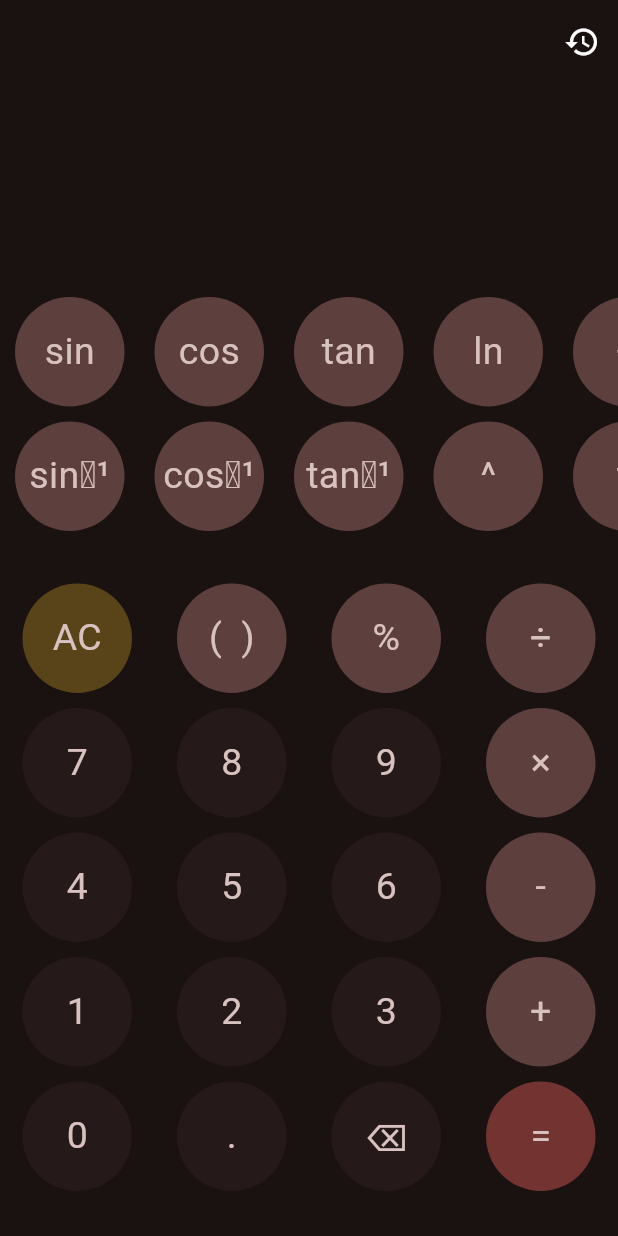
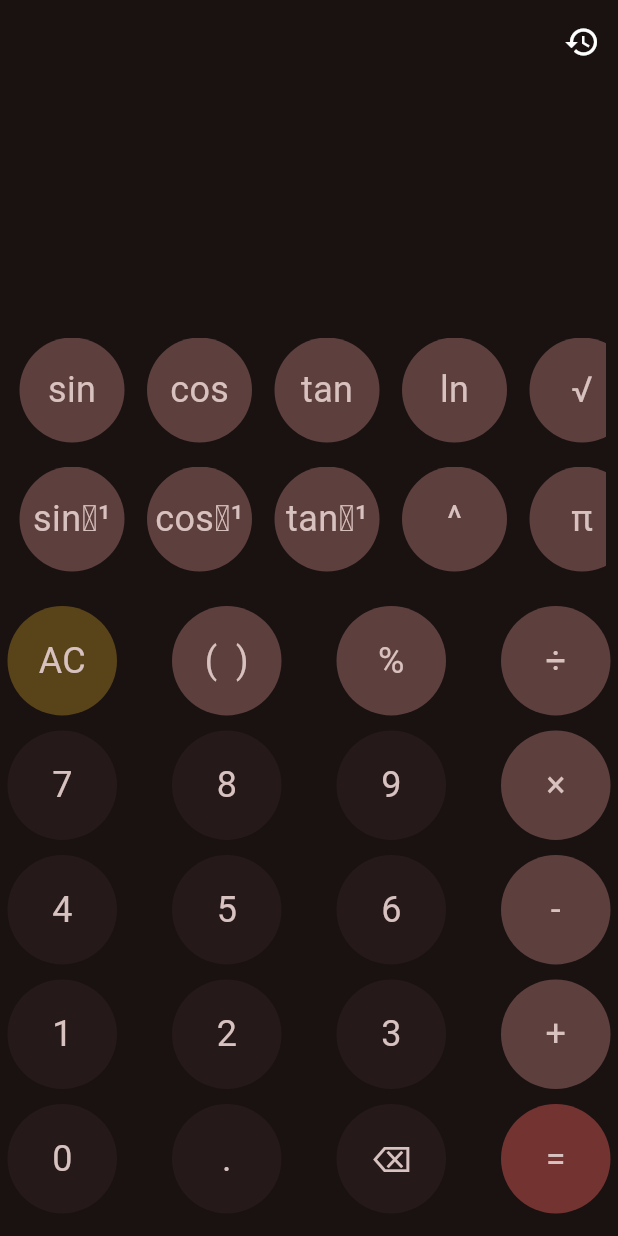
Before and after one commit to Abhinav-45/calculator, a Flutter app: the screen it shows after launch, on a phone screen of 412 x 824 dp. Run offline on Flutter 3.47's test engine with Material 3 defaults, Android fonts, the phone set to English and light mode, and no system bars; our stand-ins replace cloud_firestore, device_info_plus, firebase_core, go_router, math_expressions; accounts and stored records are empty.

Commit message:
2nd commit

```diff
--- a/lib/buttons.dart
+++ /dev/null
@@ -1,32 +0,0 @@
-import 'package:flutter/material.dart';
-
-class CirclButton extends StatelessWidget {
-  final String value;
-  final Color? color;
-  final VoidCallback press;
-  const CirclButton(
-      {required this.value,
-      required this.press,
-      this.color = const Color(0xff251919)});
-
-  @override
-  Widget build(BuildContext context) {
-    return Expanded(
-      child: InkResponse(
-        splashColor: Colors.white24,
-        radius: 15,
-        onTap: press,
-        child: Container(
-          height: 73,
-          decoration: BoxDecoration(shape: BoxShape.circle, color: color),
-          child: Center(
-            child: Text(
-              value,
-              style: TextStyle(fontSize: 25, color: Color(0xffd8c2c0)),
-            ),
-          ),
-        ),
-      ),
-    );
-  }
-}
--- a/lib/main.dart
+++ b/lib/main.dart
@@ -9,10 +9,12 @@ class CalcApp extends StatelessWidget {
     routes: [
       GoRoute(
         path: '/home',
-        builder: (context, state) => HomeScreen(),
+        builder: (context, state) => const HomeScreen(),
       ),
     ],
   );
+
+  CalcApp({super.key});
 
   @override
   Widget build(BuildContext context) {
@@ -22,25 +24,15 @@ class CalcApp extends StatelessWidget {
 
 void main() async {
   WidgetsFlutterBinding.ensureInitialized();
-  // if(kIsWeb){
-  //   await Firebase.initializeApp(options: FirebaseOptions(apiKey: "AIzaSyCfI0L2Ux2OJUn8rg_Gkr28dfRiwe2ic1c",
-  // authDomain: "calculator-fde0f.firebaseapp.com",
-  // projectId: "calculator-fde0f",
-  // storageBucket: "calculator-fde0f.appspot.com",
-  // messagingSenderId: "141934244235",
-  // appId: "1:141934244235:web:51ba653452c938174bbf8e"));
 
-  // }
-  // else{
   await Firebase.initializeApp(
-      options: FirebaseOptions(
+      options: const FirebaseOptions(
           apiKey: "AIzaSyCfI0L2Ux2OJUn8rg_Gkr28dfRiwe2ic1c",
           authDomain: "calculator-fde0f.firebaseapp.com",
           projectId: "calculator-fde0f",
           storageBucket: "calculator-fde0f.appspot.com",
           messagingSenderId: "141934244235",
           appId: "1:141934244235:web:51ba653452c938174bbf8e"));
-  // }
 
   runApp(CalcApp());
 }
--- a/lib/screens/home.dart
+++ b/lib/screens/home.dart
@@ -1,32 +1,12 @@
-import 'package:calculator/buttons.dart';
+
+
 import 'package:calculator/screens/history.dart';
 import 'package:flutter/material.dart';
 import 'package:math_expressions/math_expressions.dart';
 import 'package:cloud_firestore/cloud_firestore.dart';
-import 'dart:io' as io;
-import 'package:device_info_plus/device_info_plus.dart';
 
-Future<String> getDeviceId() async {
-  DeviceInfoPlugin deviceInfo = DeviceInfoPlugin();
-  String deviceId;
-
-  try {
-    if (io.Platform.isIOS) {
-      IosDeviceInfo iosInfo = await deviceInfo.iosInfo;
-      deviceId = iosInfo.identifierForVendor ?? 'unknown';
-    } else if (io.Platform.isAndroid) {
-      AndroidDeviceInfo androidInfo = await deviceInfo.androidInfo;
-      deviceId = androidInfo.id;
-    } else {
-      deviceId = 'unknown'; // Handle other platforms if needed
-    }
-  } catch (e) {
-    deviceId = 'unknown';
-    print('Error retrieving device ID: $e');
-  }
-
-  return deviceId;
-}
+import '../utils/device_info.dart';
+import '../widgets/buttons.dart';
 
 class HomeScreen extends StatefulWidget {
   const HomeScreen({super.key});
@@ -38,7 +18,7 @@ class HomeScreen extends StatefulWidget {
 class _HomeScreenState extends State<HomeScreen> {
   var question = '';
   var answer = '';
-
+  String devId = '';
 
   static const backgroundColor = Color(0xff1a1111);
   static const buttonColor1 = Color(0xff594319);
@@ -47,7 +27,7 @@ class _HomeScreenState extends State<HomeScreen> {
   static const buttonColor4 = Color(0xff251919);
   static const textColor1 = Color(0xfff1dedd);
   static const textColor2 = Colors.white;
-  static const double buttonSize = 73;
+  static const double buttonSize = 70;
 
   @override
   Widget build(BuildContext context) {
@@ -127,12 +107,14 @@ class _HomeScreenState extends State<HomeScreen> {
   }
 
   Widget _buildHorizontalScrollableRow(List<String> functions) {
-    return SingleChildScrollView(
+    return Padding(
+      padding: const EdgeInsets.all(8.0),
+      child: SingleChildScrollView(
         scrollDirection: Axis.horizontal,
         child: Row(
           children: functions.map((String value) {
             return Padding(
-            padding: const EdgeInsets.symmetric(horizontal: 10, vertical: 5),
+              padding: const EdgeInsets.only(left: 5, right: 10),
               child: SizedBox(
                 width: buttonSize,
                 height: buttonSize,
@@ -145,12 +127,13 @@ class _HomeScreenState extends State<HomeScreen> {
             );
           }).toList(),
         ),
+      ),
     );
   }
 
   Widget _buildButtons() {
     return Container(
-      padding: const EdgeInsets.symmetric(vertical: 30),
+      padding: const EdgeInsets.symmetric(vertical: 15),
       child: Column(
         children: [
           _buildButtonRow(['AC', '(  )', '%', '÷'],
@@ -173,7 +156,10 @@ class _HomeScreenState extends State<HomeScreen> {
   }
 
   Widget _buildButtonRow(List<String> values, List<Color?> colors) {
-    return Row(
+    return Padding(
+      padding: const EdgeInsets.only(left: 5, right: 5),
+      child: Row(
+        mainAxisAlignment: MainAxisAlignment.spaceBetween,
         children: List.generate(values.length, (index) {
           return CirclButton(
             value: values[index],
@@ -181,6 +167,7 @@ class _HomeScreenState extends State<HomeScreen> {
             press: () => _onButtonPress(values[index]),
           );
         }),
+      ),
     );
   }
 
--- /dev/null
+++ b/lib/widgets/buttons.dart
@@ -0,0 +1,35 @@
+import 'package:flutter/material.dart';
+
+class CirclButton extends StatelessWidget {
+  final String value;
+  final Color? color;
+  final VoidCallback press;
+  const CirclButton(
+      {super.key,
+      required this.value,
+      required this.press,
+      this.color = const Color(0xff251919)});
+
+  static const splashColor = Colors.white24;
+  static const textColor = Color(0xffd8c2c0);
+
+  @override
+  Widget build(BuildContext context) {
+    return InkResponse(
+      splashColor: splashColor,
+      radius: 15,
+      onTap: press,
+      child: Container(
+        height: 73,
+        width: 73,
+        decoration: BoxDecoration(shape: BoxShape.circle, color: color),
+        child: Center(
+          child: Text(
+            value,
+            style: const TextStyle(fontSize: 24, color: textColor),
+          ),
+        ),
+      ),
+    );
+  }
+}
```
Also changed, not shown: lib/screens/history.dart (+58 -52 lines), lib/utils/device_info.dart (added, +35 -0 lines), 1 other file. Lines whose indentation alone changed are shown as unchanged.
